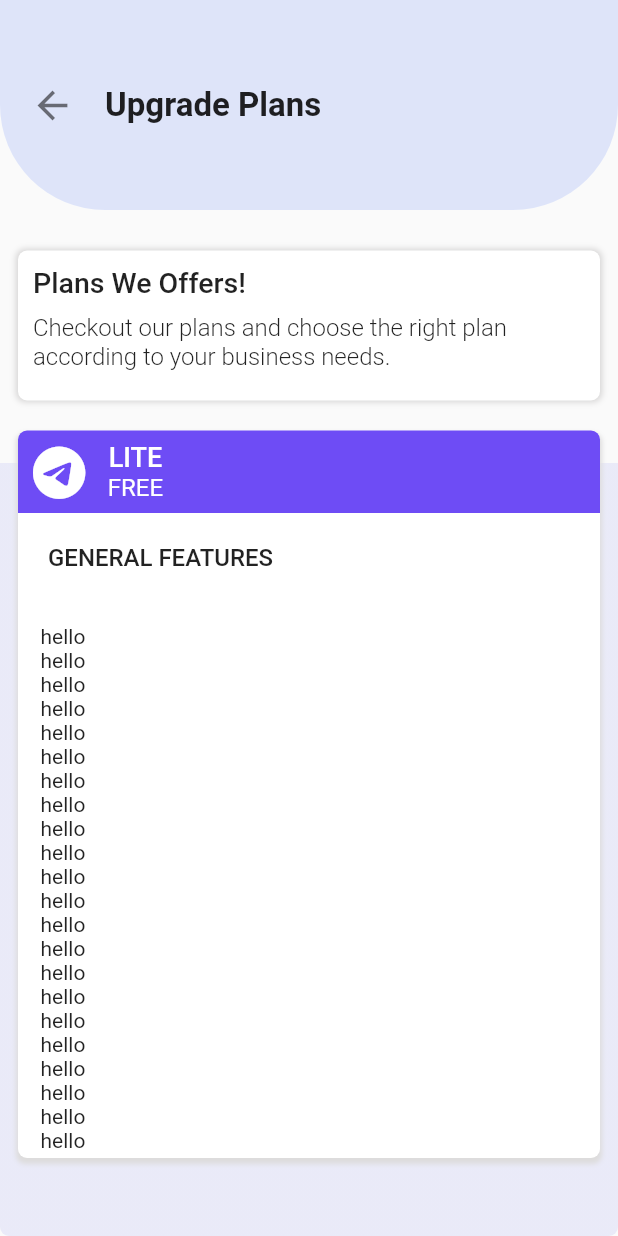
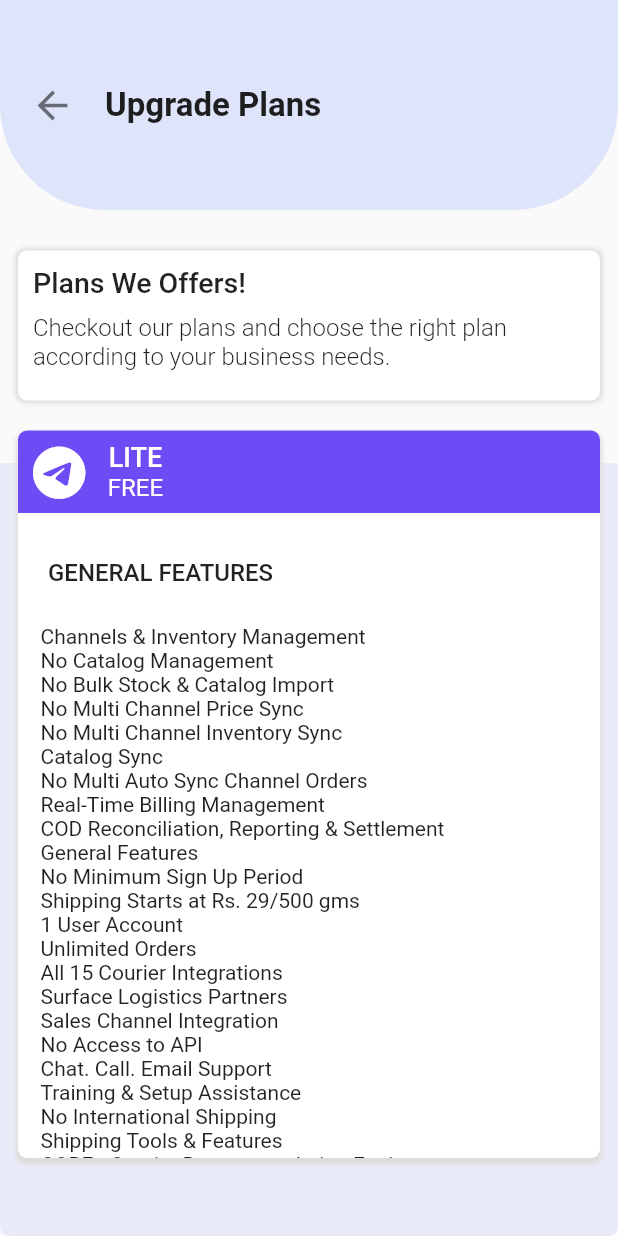
Before and after one commit to hayanbeigh0/Shiprocket, a Flutter app: the screen it shows after launch, on a phone screen of 412 x 824 dp. Run offline on Flutter 3.47's test engine with Material 2 defaults, Android fonts, the light colour scheme and no system bars; drawn by our look-alikes of grouped_list, sticky_headers; our stand-ins replace camera, contained_tab_bar_view, dotted_border, dropdown_button2, font_awesome_flutter, image_picker and 5 more; missing offline and left inert: mobile_scanner.

```diff
--- a/lib/screens/upgrade_plan.dart
+++ b/lib/screens/upgrade_plan.dart
@@ -1,6 +1,7 @@
 import 'dart:async';
 
 import 'package:flutter/material.dart';
+import 'package:grouped_list/grouped_list.dart';
 import 'package:sticky_headers/sticky_headers.dart';
 import '/utils/color.dart';
 import '/widgets/common_top_bar.dart';
@@ -14,14 +15,84 @@ class UpgradePlan extends StatefulWidget {
 }
 
 class _UpgradePlanState extends State<UpgradePlan> {
-  List<String> list = [
+  List<String> planCategoryList = [
     'GENERAL FEATURES',
-    'SHIPPING TOOLS AND FEATURES',
-    'SHIPPING TOOLS AND tool',
-    'SHIPPING TOOLS AND FEATURES',
-    'SHIPPING TOOLS AND FEATURES',
-    'SHIPPING TOOLS AND FEATURES',
+    'Shipping Tools & Features',
+    'Channel & Inventory Management',
+    'Accounting & Reconciliaiton',
   ];
+  final elements = [
+    {'group': 'General Features', 'item': 'No Minimum Sign Up Period'},
+    {'group': 'General Features', 'item': 'Shipping Starts at Rs. 29/500 gms'},
+    {'group': 'General Features', 'item': '1 User Account'},
+    {'group': 'General Features', 'item': 'Unlimited Orders'},
+    {'group': 'General Features', 'item': 'All 15 Courier Integrations'},
+    {'group': 'General Features', 'item': 'Surface Logistics Partners'},
+    {'group': 'General Features', 'item': 'Sales Channel Integration'},
+    {'group': 'General Features', 'item': 'No Access to API'},
+    {'group': 'General Features', 'item': 'Chat. Call. Email Support'},
+    {'group': 'General Features', 'item': 'Training & Setup Assistance'},
+    {'group': 'General Features', 'item': 'No International Shipping'},
+    {
+      'group': 'Shipping Tools & Features',
+      'item': 'CORE - Courier Recommendation Engine'
+    },
+    {'group': 'Shipping Tools & Features', 'item': 'Live Rate Calculator'},
+    {'group': 'Shipping Tools & Features', 'item': 'NDR Management'},
+    {'group': 'Shipping Tools & Features', 'item': 'NDRIVR Calling'},
+    {
+      'group': 'Shipping Tools & Features',
+      'item': 'Post Shin - Branded Tracking Page'
+    },
+    {
+      'group': 'Shipping Tools & Features',
+      'item': 'Weiaht Discrepancy Management'
+    },
+    {'group': 'Shipping Tools & Features', 'item': 'No NDR Call Centre'},
+    {'group': 'Shipping Tools & Features', 'item': 'Early COD'},
+    {'group': 'Shipping Tools & Features', 'item': 'Postpaid'},
+    {
+      'group': 'Shipping Tools & Features',
+      'item': 'Automated Shipment Tracking'
+    },
+    {
+      'group': 'Shipping Tools & Features',
+      'item': 'Automated Email/SMS Notification'
+    },
+    {'group': 'Shipping Tools & Features', 'item': 'Manifest & Labels'},
+    {'group': 'Shipping Tools & Features', 'item': 'Customized Packing Slips'},
+    {'group': 'Shipping Tools & Features', 'item': 'Reporting & Passbook'},
+    {
+      'group': 'Channels & Inventory Management',
+      'item': 'No Catalog Management'
+    },
+    {
+      'group': 'Channels & Inventory Management',
+      'item': 'No Bulk Stock & Catalog Import'
+    },
+    {
+      'group': 'Channels & Inventory Management',
+      'item': 'No Multi Channel Price Sync'
+    },
+    {
+      'group': 'Channels & Inventory Management',
+      'item': 'No Multi Channel Inventory Sync'
+    },
+    {'group': 'Channels & Inventory Management', 'item': 'Catalog Sync'},
+    {
+      'group': 'Channels & Inventory Management',
+      'item': 'No Multi Auto Sync Channel Orders'
+    },
+    {
+      'group': 'Channels & Inventory Management',
+      'item': 'Real-Time Billing Management'
+    },
+    {
+      'group': 'Channels & Inventory Management',
+      'item': 'COD Reconciliation, Reporting & Settlement'
+    },
+  ];
+
   final ScrollController scrollController = ScrollController();
 
   final ScrollController scrollHeaderController = ScrollController();
@@ -192,10 +263,11 @@ class _UpgradePlanState extends State<UpgradePlan> {
                                   scrollDirection: Axis.vertical,
                                   shrinkWrap: true,
                                   padding: const EdgeInsets.symmetric(
+                                    vertical: 10,
                                     horizontal: 15,
                                   ),
                                   controller: scrollController,
-                                  itemCount: 6,
+                                  itemCount: planCategoryList.length,
                                   itemBuilder: (context, index) {
                                     scrollController.addListener(
                                       () {
@@ -207,7 +279,8 @@ class _UpgradePlanState extends State<UpgradePlan> {
                                     return StickyHeaderBuilder(
                                       overlapHeaders: false,
                                       builder: (context, stuckAmount) {
-                                        print(list[index].toString());
+                                        print(
+                                            planCategoryList[index].toString());
                                         // string.add(list[index].toString());
                                         return Container(
                                           padding: EdgeInsets.all(5),
@@ -222,7 +295,8 @@ class _UpgradePlanState extends State<UpgradePlan> {
                                                     MainAxisAlignment.start,
                                                 children: [
                                                   Text(
-                                                    list[index].toString(),
+                                                    planCategoryList[index]
+                                                        .toString(),
                                                     style: TextStyle(
                                                       fontSize: 16,
                                                       fontWeight:
@@ -238,38 +312,22 @@ class _UpgradePlanState extends State<UpgradePlan> {
                                           ),
                                         );
                                       },
-                                      content: ListView(
+                                      content: GroupedListView<dynamic, String>(
+                                        elements: elements,
+                                        groupBy: (element) => element['group'],
+                                        groupSeparatorBuilder: (value) =>
+                                            SizedBox(
+                                          child: Text(value),
+                                        ),
+                                        itemBuilder: (context, element) =>
+                                            Text(element['item']),
                                         physics:
                                             const NeverScrollableScrollPhysics(),
                                         padding: const EdgeInsets.symmetric(
-                                          vertical: 20,
+                                          vertical: 10,
                                         ),
                                         scrollDirection: Axis.vertical,
                                         shrinkWrap: true,
-                                        children: [
-                                          Text('hello'),
-                                          Text('hello'),
-                                          Text('hello'),
-                                          Text('hello'),
-                                          Text('hello'),
-                                          Text('hello'),
-                                          Text('hello'),
-                                          Text('hello'),
-                                          Text('hello'),
-                                          Text('hello'),
-                                          Text('hello'),
-                                          Text('hello'),
-                                          Text('hello'),
-                                          Text('hello'),
-                                          Text('hello'),
-                                          Text('hello'),
-                                          Text('hello'),
-                                          Text('hello'),
-                                          Text('hello'),
-                                          Text('hello'),
-                                          Text('hello'),
-                                          Text('hello'),
-                                        ],
                                       ),
                                     );
                                   },
--- a/pubspec.yaml
+++ b/pubspec.yaml
@@ -51,6 +51,7 @@ dependencies:
   table_calendar: ^3.0.7
   font_awesome_flutter: ^10.2.1
   sticky_headers: "^0.3.0"
+  grouped_list: ^5.1.2
 
 
 
```
Also changed, not shown: lib/models/plan_models.dart (added), pubspec.lock.
